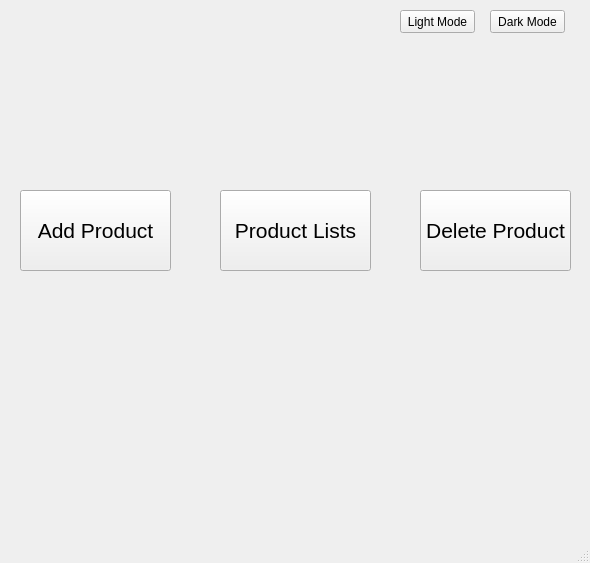
This is Main.ui in rishav-karanjit/WatchMen-keep-track-of-your-shopping-list as Qt 5 draws it before an edit. The edited form follows.
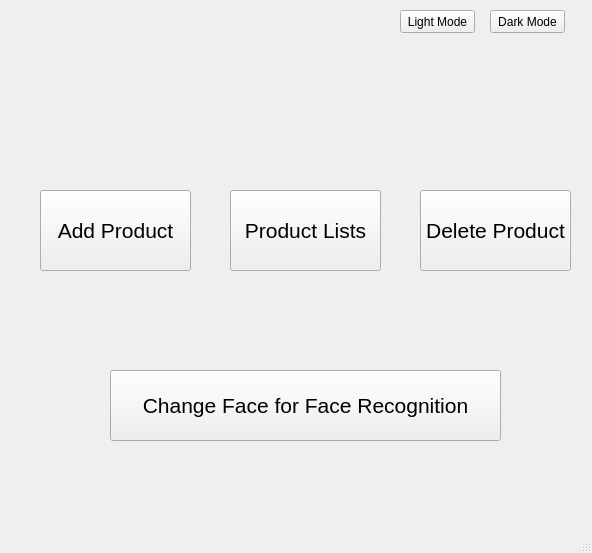
This is the edited form.

Commit message: Added new button FaceChange

What changed in the file:
```diff
--- a/Main.ui
+++ b/Main.ui
@@ -6,32 +6,14 @@
    <rect>
     <x>0</x>
     <y>0</y>
-    <width>590</width>
-    <height>563</height>
+    <width>592</width>
+    <height>553</height>
    </rect>
   </property>
   <property name="windowTitle">
    <string>MainWindow</string>
   </property>
   <widget class="QWidget" name="centralwidget">
-   <widget class="QPushButton" name="ProductLists">
-    <property name="geometry">
-     <rect>
-      <x>220</x>
-      <y>190</y>
-      <width>151</width>
-      <height>81</height>
-     </rect>
-    </property>
-    <property name="font">
-     <font>
-      <pointsize>16</pointsize>
-     </font>
-    </property>
-    <property name="text">
-     <string>Product Lists</string>
-    </property>
-   </widget>
    <widget class="QPushButton" name="DeleteProduct">
     <property name="geometry">
      <rect>
@@ -53,7 +35,7 @@
    <widget class="QPushButton" name="AddProduct">
     <property name="geometry">
      <rect>
-      <x>20</x>
+      <x>40</x>
       <y>190</y>
       <width>151</width>
       <height>81</height>
@@ -94,6 +76,42 @@
      <string>Light Mode</string>
     </property>
    </widget>
+   <widget class="QPushButton" name="ProductLists">
+    <property name="geometry">
+     <rect>
+      <x>230</x>
+      <y>190</y>
+      <width>151</width>
+      <height>81</height>
+     </rect>
+    </property>
+    <property name="font">
+     <font>
+      <pointsize>16</pointsize>
+     </font>
+    </property>
+    <property name="text">
+     <string>Product Lists</string>
+    </property>
+   </widget>
+   <widget class="QPushButton" name="ChangeFace">
+    <property name="geometry">
+     <rect>
+      <x>110</x>
+      <y>370</y>
+      <width>391</width>
+      <height>71</height>
+     </rect>
+    </property>
+    <property name="font">
+     <font>
+      <pointsize>16</pointsize>
+     </font>
+    </property>
+    <property name="text">
+     <string>Change Face for Face Recognition</string>
+    </property>
+   </widget>
   </widget>
   <widget class="QStatusBar" name="statusbar"/>
  </widget>
```
The commit also changes 1 other file.
